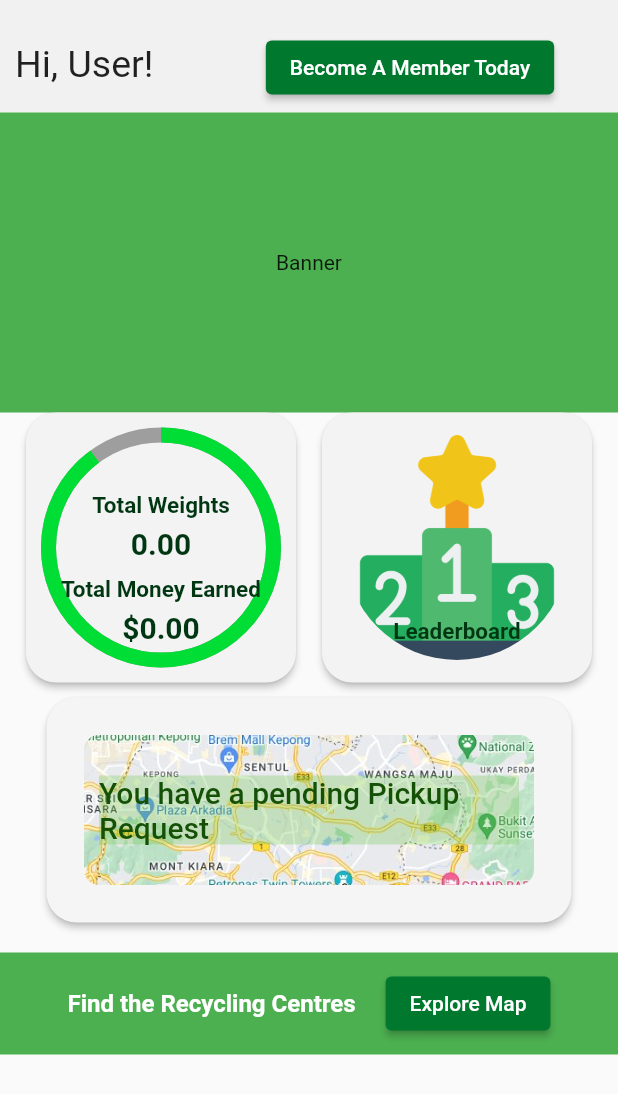
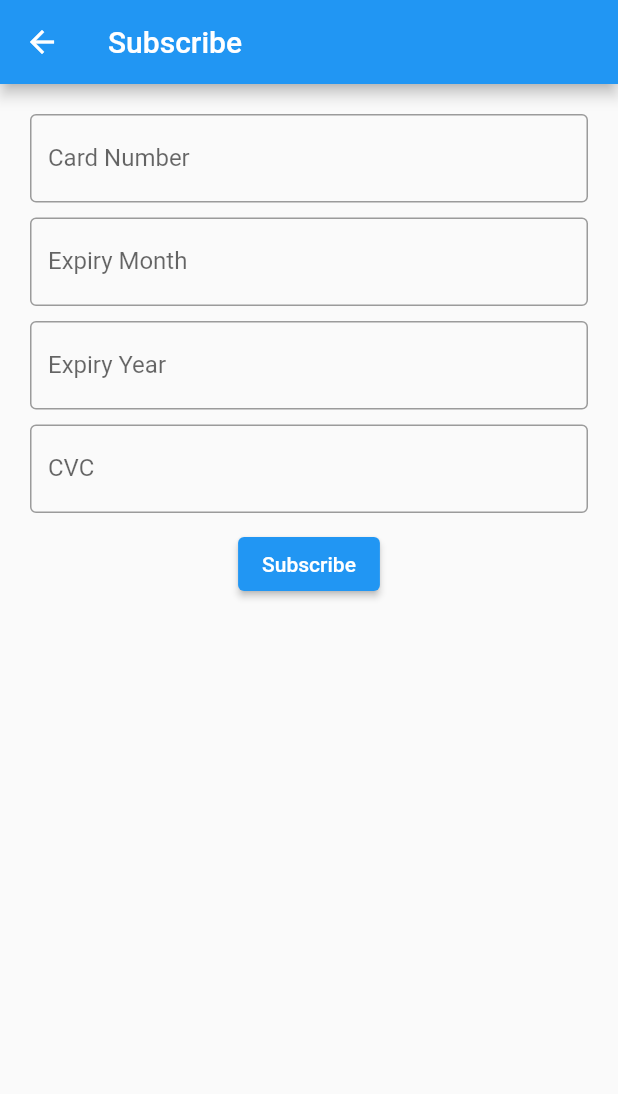
Before and after one commit to nazranyusri/Recycling-Mobile-Application, a Flutter app: the HomeScreenUser widget shown alone on an empty page, opened directly with empty values, after a tap on "Become A Member Today", on a phone screen of 412 x 824 dp. Shown: the top 1094 px of the screen. Run offline on Flutter 3.47's test engine with Material 2 defaults, Android fonts, the light colour scheme and no system bars; our stand-ins replace cloud_firestore, firebase_auth, firebase_core; missing offline and left inert: stripe_payment; accounts and stored records are empty; statements that could not run were skipped.

Commit message:
subscribe

```diff
--- a/lib/HomePage.dart
+++ b/lib/HomePage.dart
@@ -270,10 +270,11 @@ class HomeScreenUser extends StatelessWidget {
                       ),
                       child: Text('Become A Member Today'),
                       onPressed: () {
-                        // Navigator.push(
-                        //   context,
-                        //   MaterialPageRoute(builder: (context) => SubscribePage()),
-                        // );
+                        Navigator.push(
+                          context,
+                          MaterialPageRoute(
+                              builder: (context) => SubscribePage()),
+                        );
                       },
                     )),
               ],
--- a/lib/SubscribePage.dart
+++ b/lib/SubscribePage.dart
@@ -1,55 +1,106 @@
-// import 'package:flutter/material.dart';
-// import 'package:recytrack/HomePage.dart';
-// import 'package:stripe_payment/stripe_payment.dart';
+import 'package:flutter/material.dart';
+import 'package:firebase_auth/firebase_auth.dart';
+import 'package:cloud_firestore/cloud_firestore.dart';
 
-// class SubscribePage extends StatefulWidget {
-//   static const String routeName = '/subscribePage';
+class SubscribePage extends StatefulWidget {
+  @override
+  _SubscribePageState createState() => _SubscribePageState();
+}
 
-//   @override
-//   _SubscribePageState createState() => _SubscribePageState();
-// }
+class _SubscribePageState extends State<SubscribePage> {
+  final FirebaseAuth _auth = FirebaseAuth.instance;
+  final FirebaseFirestore _firestore = FirebaseFirestore.instance;
+  final cardNumber = TextEditingController();
+  final expMonth = TextEditingController();
+  final expYear = TextEditingController();
+  final cvc = TextEditingController();
+  String errorMessage = '';
 
-// class _SubscribePageState extends State<SubscribePage> {
-//   // final _subscribePage = SubscribePage(SubscribePageState());
+  Future<void> _subscribe() async {
+    try {
+      User? currentUser = _auth.currentUser;
+      if (currentUser != null) {
+        await _firestore.collection('users').doc(currentUser.uid).update({
+          'member': true,
+        });
+        showDialog(
+          context: context,
+          builder: (BuildContext context) {
+            return AlertDialog(
+              title: Text('Subscription Successful!'),
+              content: Icon(Icons.check_circle, color: Colors.green, size: 100),
+            );
+          },
+        );
+      } else {
+        setState(() {
+          errorMessage = 'No current user found.';
+        });
+      }
+    } catch (e) {
+      setState(() {
+        errorMessage = 'An error occurred. Please try again later.';
+      });
+    }
+  }
 
-//   // initialize Stripe payment
-//   void initState() {
-//     super.initState();
-//     StripePayment.setOptions(
-//         StripeOptions(publishableKey: "your_publishable_key_here"));
-//   }
-
-//   // create payment method and confirm subscription
-//   Future<void> _createPaymentMethodAndSubscribe() async {
-//     PaymentMethod paymentMethod = await StripePayment.createPaymentMethod(
-//       PaymentMethodRequest(
-//         card: CreditCard(
-//           // add credit card details here
-//           number: '4242424242424242',
-//           expMonth: 08,
-//           expYear: 22,
-//           cvc: '123',
-//         ),
-//       ),
-//     );
-
-//     // add logic to confirm subscription here
-//   }
-
-//   @override
-//   Widget build(BuildContext context) {
-//     return Scaffold(
-//       appBar: AppBar(
-//         title: Text('SubscribePage'),
-//       ),
-//       body: Center(
-//         child: ElevatedButton(
-//           child: Text('Subscribe'),
-//           onPressed: () {
-//             _createPaymentMethodAndSubscribe();
-//           },
-//         ),
-//       ),
-//     );
-//   }
-// }
+  @override
+  Widget build(BuildContext context) {
+    return Scaffold(
+      appBar: AppBar(
+        title: Text('Subscribe'),
+      ),
+      body: Padding(
+        padding: const EdgeInsets.all(20.0),
+        child: Column(
+          children: <Widget>[
+            TextField(
+              controller: cardNumber,
+              decoration: InputDecoration(
+                border: OutlineInputBorder(),
+                labelText: 'Card Number',
+              ),
+            ),
+            SizedBox(height: 10.0),
+            TextField(
+              controller: expMonth,
+              decoration: InputDecoration(
+                border: OutlineInputBorder(),
+                labelText: 'Expiry Month',
+              ),
+            ),
+            SizedBox(height: 10.0),
+            TextField(
+              controller: expYear,
+              decoration: InputDecoration(
+                border: OutlineInputBorder(),
+                labelText: 'Expiry Year',
+              ),
+            ),
+            SizedBox(height: 10.0),
+            TextField(
+              controller: cvc,
+              decoration: InputDecoration(
+                border: OutlineInputBorder(),
+                labelText: 'CVC',
+              ),
+            ),
+            SizedBox(height: 10.0),
+            ElevatedButton(
+              child: Text('Subscribe'),
+              onPressed: _subscribe,
+            ),
+            if (errorMessage.isNotEmpty)
+              Text(
+                errorMessage,
+                style: TextStyle(
+                  color: Colors.red,
+                  fontSize: 16,
+                ),
+              ),
+          ],
+        ),
+      ),
+    );
+  }
+}
```
Also changed, not shown: lib/main.dart (line endings or trailing spaces).
